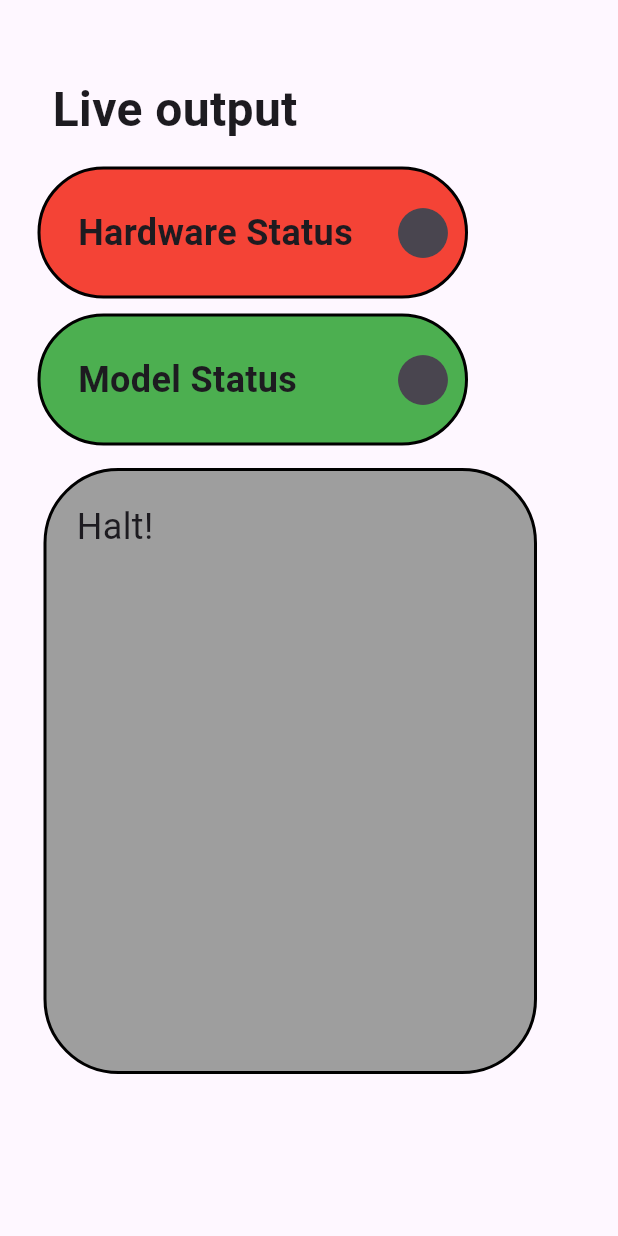
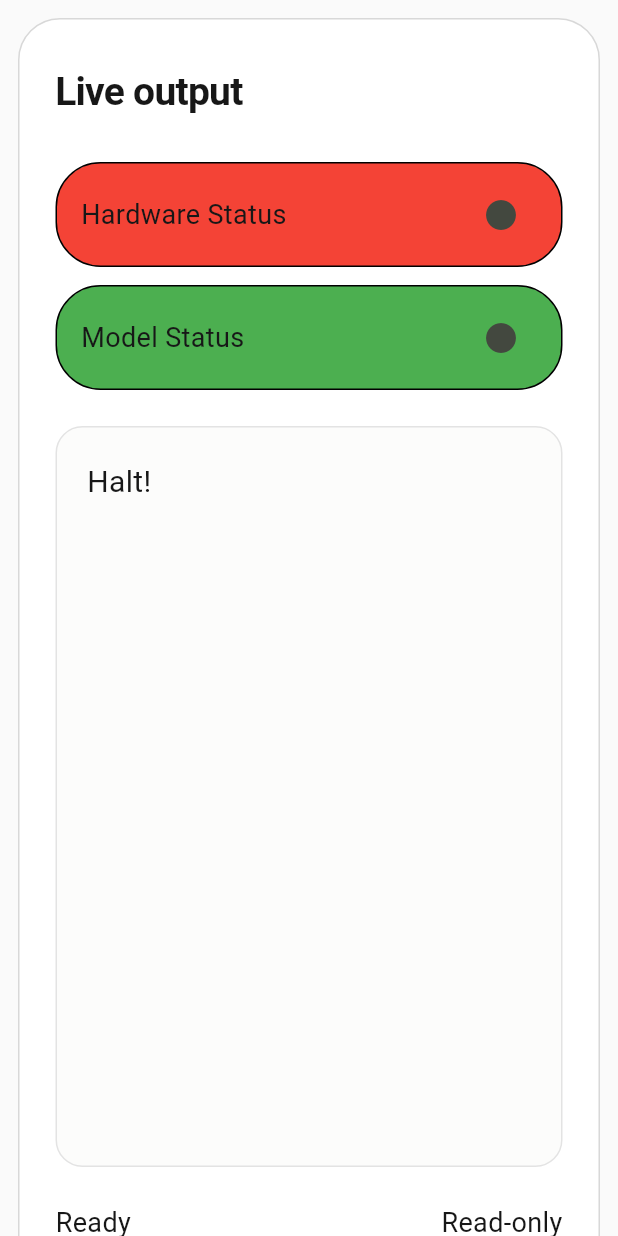
Before and after one commit to Suxip/project-horizon, a Flutter app: the screen it shows after launch, after a tap on the "circle" icon, on a phone screen of 412 x 824 dp. Run offline on Flutter 3.47's test engine with Material 3 defaults, Android fonts, the phone set to English and light mode, and no system bars.

Commit message:
style: match the live output page layout to the reference

```diff
--- a/lib/main.dart
+++ b/lib/main.dart
@@ -1,200 +1,181 @@
 import 'package:flutter/material.dart';
 
-void main() {
-  runApp(const MainApp());
-}
-const double LEFT_INDENT = 25;
+void main() => runApp(const MainApp());
 
-class MainApp extends StatefulWidget {
+class MainApp extends StatelessWidget {
   const MainApp({super.key});
+
   @override
-  State<MainApp> createState() => _MainAppState();
+  Widget build(BuildContext context) {
+    return MaterialApp(
+      debugShowCheckedModeBanner: false,
+      theme: ThemeData(
+        useMaterial3: true,
+        scaffoldBackgroundColor: const Color(0xFFFAFAFA),
+        colorScheme: ColorScheme.fromSeed(seedColor: const Color(0xFF008A09)),
+        textTheme: const TextTheme(
+          bodyMedium: TextStyle(color: Color(0xFF171717), fontSize: 18),
+        ),
+      ),
+      home: const LiveOutputPage(),
+    );
+  }
 }
 
-class _MainAppState extends State<MainApp>{
-  ///
-  // Main app is stateful so that it can own the stream (has initState())
-  late final TestStreamSource source;
-  late final Stream<String> statusStream;
+class LiveOutputPage extends StatefulWidget {
+  const LiveOutputPage({super.key});
 
   @override
-  void initState() { // need to add stream
+  State<LiveOutputPage> createState() => _LiveOutputPageState();
+}
+
+class _LiveOutputPageState extends State<LiveOutputPage> {
+  late final Stream<String> _statusStream;
+
+  @override
+  void initState() {
     super.initState();
-    source = TestStreamSource();
-    statusStream = source.messages;
+    _statusStream = TestStreamSource().messages;
   }
 
   @override
   Widget build(BuildContext context) {
-    return MaterialApp(
-      home: Scaffold(
-        body: Column (
-          children: [
-            Align(
-              alignment: Alignment.topLeft,
-              child: Padding(
-                padding: EdgeInsets.fromLTRB(LEFT_INDENT+10, 50, 0, 0), // placement with respect to edge
-                child: Text(
-                  "Live output",
-                  style: TextStyle(fontSize: 32, fontWeight: FontWeight.bold),
-                ),
+    return Scaffold(
+      body: SafeArea(
+        child: LayoutBuilder(
+          builder: (context, constraints) {
+            final wide = constraints.maxWidth >= 600;
+            return SingleChildScrollView(
+              padding: EdgeInsets.symmetric(
+                horizontal: wide ? 24 : 12,
+                vertical: wide ? 24 : 12,
               ),
-            ),
-            // 3 boxes
-            HardwareStatus(),
-            ModelStatus(),
-            StreamStatusBox(stream: statusStream),
-            // text box here
-          ],
-        )
+              child: Column(
+                children: [
+                  Center(
+                    child: Container(
+                      constraints: const BoxConstraints(maxWidth: 440),
+                      padding: const EdgeInsets.fromLTRB(24, 30, 24, 24),
+                      decoration: BoxDecoration(
+                        color: Colors.white,
+                        border: Border.all(color: const Color(0xFFD8D8D8)),
+                        borderRadius: BorderRadius.circular(wide ? 40 : 28),
+                      ),
+                      child: Column(
+                        crossAxisAlignment: CrossAxisAlignment.start,
+                        children: [
+                          const Text(
+                            'Live output',
+                            style: TextStyle(
+                              fontSize: 26,
+                              fontWeight: FontWeight.w700,
+                              letterSpacing: -0.5,
+                            ),
+                          ),
+                          const SizedBox(height: 28),
+                          const StatusBar(
+                            label: 'Hardware Status',
+                            color: Colors.blue,
+                          ),
+                          const SizedBox(height: 12),
+                          const StatusBar(
+                            label: 'Model Status',
+                            color: Colors.green,
+                          ),
+                          const SizedBox(height: 24),
+                          Container(
+                            height: (constraints.maxHeight - 330).clamp(
+                              280.0,
+                              520.0,
+                            ),
+                            width: double.infinity,
+                            padding: const EdgeInsets.all(20),
+                            decoration: BoxDecoration(
+                              color: const Color(0xFFFCFCFB),
+                              borderRadius: BorderRadius.circular(18),
+                              border: Border.all(
+                                color: const Color(0xFFE3E3E3),
+                              ),
+                            ),
+                            child: StreamBuilder<String>(
+                              stream: _statusStream,
+                              builder: (context, snapshot) => SingleChildScrollView(
+                                child: SelectableText(
+                                  snapshot.data ??
+                                      'Text from your hardware and model appears here. New lines stream in as they arrive.',
+                                  style: const TextStyle(
+                                    fontSize: 20,
+                                    height: 1.65,
+                                  ),
+                                ),
+                              ),
+                            ),
+                          ),
+                          const SizedBox(height: 24),
+                          Row(
+                            children: [
+                              Expanded(child: Text('Ready')),
+                              const Text('Read-only'),
+                            ],
+                          ),
+                        ],
+                      ),
+                    ),
+                  ),
+                ],
+              ),
+            );
+          },
+        ),
       ),
     );
   }
 }
 
-/*
-  Box 1: Hardware status
-  Currently has placeholder button to change box color, later we would want to have red/green circle icon
-  instead of the button and functionality to change color upon trigger (which would be connection success)
-*/
-class HardwareStatus extends StatefulWidget {
-  const HardwareStatus({super.key});
+class StatusBar extends StatefulWidget {
+  const StatusBar({super.key, required this.label, required this.color});
+  final String label;
+  final Color color;
   @override
-  State<HardwareStatus> createState() => _HardwareStatusState();
+  State<StatusBar> createState() => _StatusBarState();
 }
 
-class _HardwareStatusState extends State<HardwareStatus> {
-  // etc
-  Color boxcol = Colors.blue;
-
+class _StatusBarState extends State<StatusBar> {
+  bool _offline = false;
   @override
   Widget build(BuildContext context) {
     return Container(
-      margin: EdgeInsets.fromLTRB(LEFT_INDENT, 15, 100, 5), // distance from edge (left/right edges == screen edge; top/bottom edges == Text/ModelStatus widgets)
+      padding: const EdgeInsets.symmetric(horizontal: 16, vertical: 10),
       decoration: BoxDecoration(
-        color: boxcol,
-        borderRadius: BorderRadius.circular(100),
-        border: Border.all(width: 2, color: Colors.black),
+        color: _offline ? Colors.red : widget.color,
+        borderRadius: BorderRadius.circular(30),
+        border: Border.all(color: Colors.black),
       ),
       child: Row(
-        mainAxisAlignment: MainAxisAlignment.start, // aligns children to the left
-        crossAxisAlignment: CrossAxisAlignment.center, // vertical alignment
         children: [
-          Container(
-            padding: EdgeInsets.fromLTRB(25, 25, 15, 25), // distance from box edges
-            child: Align(alignment: Alignment.centerLeft, child: Text("Hardware Status", style:TextStyle(fontSize: 24, fontWeight: FontWeight.bold))),
+          Expanded(child: Text(widget.label)),
+          IconButton(
+            onPressed: () => setState(() => _offline = !_offline),
+            icon: const Icon(Icons.circle),
           ),
-          Spacer(),
-          IconButton(
-            onPressed: () {
-              setState(() {
-                boxcol = boxcol == Colors.red ? Colors.blue : Colors.red;
-              });
-              print("CHANGE COLOR wooaaaa");
-            },
-            icon: const Icon(Icons.circle),
-            iconSize: 40,
-          )
         ],
-      )
+      ),
     );
   }
 }
 
-class ModelStatus extends StatefulWidget { // copy of hardware status state
-  const ModelStatus({super.key});
-  @override
-  State<ModelStatus> createState() => _ModelStatusState();
-}
-
-class _ModelStatusState extends State<ModelStatus> {
-  // etc
-  Color boxcol = Colors.green;
-
-  @override
-  Widget build(BuildContext context) {
-    return Container(
-      margin: EdgeInsets.fromLTRB(LEFT_INDENT, 5, 100, 5), // distance from edge (left/right edges == screen edge; top/bottom edges == ModelStatus/StreamStatus widgets)
-      decoration: BoxDecoration(
-        color: boxcol,
-        borderRadius: BorderRadius.circular(100),
-        border: Border.all(width: 2, color: Colors.black),
-      ),
-      child: Row(
-        mainAxisAlignment: MainAxisAlignment.start, // aligns children to the left
-        crossAxisAlignment: CrossAxisAlignment.center, // vertical alignment
-        children: [
-          Container(
-            padding: EdgeInsets.fromLTRB(25, 25, 15, 25), // distance from box edges
-            child: Align(alignment: Alignment.centerLeft, child: Text("Model Status", style:TextStyle(fontSize: 24, fontWeight: FontWeight.bold))),
-          ),
-          Spacer(), // dynamic fill of space btwn Text and Button
-          IconButton(
-            onPressed: () {
-              setState(() {
-                boxcol = boxcol == Colors.red ? Colors.green : Colors.red;
-              });
-              print("CHANGE COLOR wooaaaa");
-            },
-            icon: const Icon(Icons.circle),
-            iconSize: 40,
-          )
-        ],
-      )
-    );
+class TestStreamSource {
+  Stream<String> get messages async* {
+    const messages = [
+      'test test test',
+      'table ahead',
+      'beep boop',
+      'Anna is standing 10 feet ahead facing you',
+      'Halt!',
+    ];
+    for (final message in messages) {
+      await Future<void>.delayed(const Duration(milliseconds: 1500));
+      yield message;
+    }
   }
 }
-
-class TestStreamSource { // to replace w sensor output, just outputs tests[i] on 1.5s intervals
-  late final Stream<String> messages = _generateMessages();
-  final Duration delay = Duration(seconds: 1, milliseconds: 500);
-
-  Stream<String> _generateMessages() async* {
-    List<String> tests = ["test test test", "table ahead", "beep boop", "Anna is standing 10 feet ahead facing you", "Halt!"];
-    int ind = 0;
-    while (ind < tests.length) {
-      await Future<void>.delayed(delay); // wait delay
-      yield tests[ind];
-      ind++;
-    }
-    // close stream? won't be necessary when we actually have a stream since we want it to stay open
-  }
-}
-
-class StreamStatusBox extends StatelessWidget{
-  const StreamStatusBox({super.key, required this.stream});
-  final Stream<String> stream; // input stream will be yolo output?
-  // need a stream to connect yolo model and bluetooth output
-
-  @override
-  Widget build(BuildContext context) {
-    return Container(
-      margin: EdgeInsets.fromLTRB(0, 10, LEFT_INDENT, 25), // 25 pixels of spacing below SizedBox
-      decoration: BoxDecoration(
-        color: Colors.grey,
-        borderRadius: BorderRadius.circular(50),
-        border: Border.all(width: 2, color: Colors.black),
-      ),
-      child: SizedBox(
-        width: 325, // experimental values
-        height: 400,
-        child: Container(
-          margin: EdgeInsets.all(20), // text spacing from edges of SizedBox
-          child: Align(
-            alignment: Alignment.topLeft,
-            child: StreamBuilder<String>(
-              stream: stream,
-              builder: (context, snapshot) {
-                // upon post to stream, this is called with BuildContext context and AsyncSnapshot<String> which has the string in .data (maybe timestamp in .timestamp?)
-                return Text(
-                  snapshot.data ?? "hi",
-                  style: TextStyle(fontSize: 24),
-                );
-              }
-            )
-          ),
-        ), // this container is for spacing from edges of box
-      ),
-    );
-  }
-}
```
